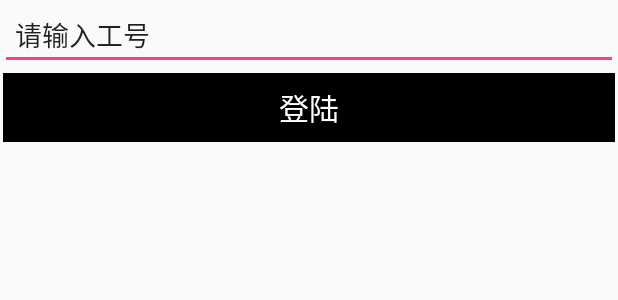
After one commit to breaksource/ems, an Android app: the layout login.xml on its own in the app's theme, with its tools: preview values and no code run, on a phone screen of 412 x 824 dp. The commit adds this screen. Shown: the top 300 px of the screen. Run offline under Robolectric (Android 15) with nearby library versions, the phone set to English and light mode, and no system bars.

Commit message:
字符串

```diff
--- /dev/null
+++ b/app/src/main/res/layout/login.xml
@@ -0,0 +1,26 @@
+<?xml version="1.0" encoding="utf-8"?>
+<RelativeLayout xmlns:android="http://schemas.android.com/apk/res/android"
+    xmlns:tools="http://schemas.android.com/tools"
+    android:layout_width="match_parent"
+    android:layout_height="match_parent">
+
+    <EditText
+        android:id="@+id/work_number"
+        android:layout_width="match_parent"
+        android:layout_height="wrap_content"
+        android:padding="10sp"
+        android:text="请输入工号"
+        android:textSize="18sp"/>
+
+    <TextView
+        android:layout_below="@+id/work_number"
+        android:layout_width="match_parent"
+        android:layout_height="wrap_content"
+        android:background="#000000"
+        android:gravity="center|center_vertical"
+        android:layout_margin="3px"
+        android:padding="8sp"
+        android:text="@string/login"
+        android:textColor="#ffffff"
+        android:textSize="20sp"/>
+</RelativeLayout>
--- a/app/src/main/res/values/strings.xml
+++ b/app/src/main/res/values/strings.xml
@@ -1,3 +1,6 @@
 <resources>
-    <string name="app_name">ems</string>
+    <string name="app_name">EMS App</string>
+    <string name="order">请输入工单号</string>
+    <string name="work_num">请输入工号</string>
+    <string name="login">登陆</string>
 </resources>
```
